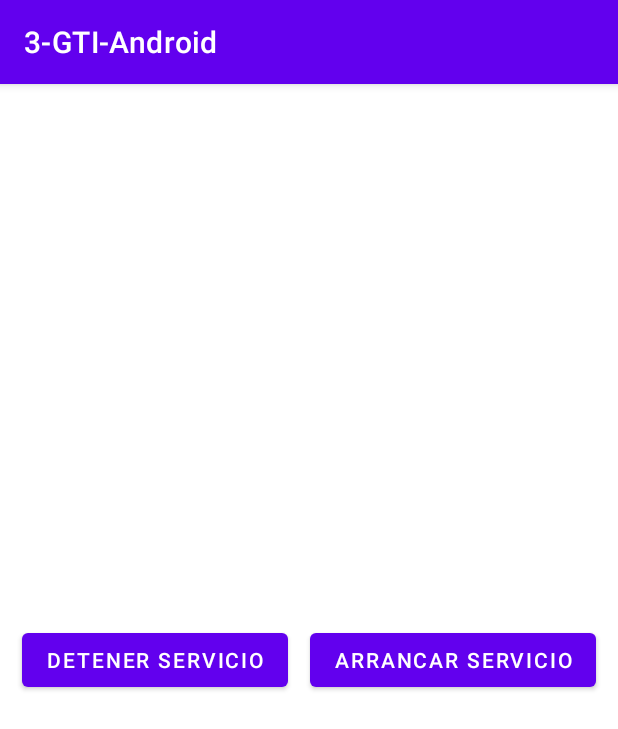
After one commit to jjhr7/3-GTI-Android, an Android app: the MainActivityService screen opened directly, with no data from a screen before it, on a phone screen of 412 x 824 dp. The commit adds this screen. Shown: the top 729 px of the screen. Run offline under Robolectric (Android 15) with nearby library versions, the phone set to English and light mode, and no system bars.

Commit message:
Correccion errores Servicio
Se ha vuelto a añadir el servicio, ya que en el commit anterior daba errores.

```diff
--- a/app/src/main/java/com/jjherram/a3_gti_android/MainActivity.java
+++ b/app/src/main/java/com/jjherram/a3_gti_android/Main/MainActivity.java
@@ -1,5 +1,5 @@
 
-package com.jjherram.a3_gti_android;
+package com.jjherram.a3_gti_android.Main;
 // ------------------------------------------------------------------
 // ------------------------------------------------------------------
 
@@ -12,7 +12,6 @@ import android.bluetooth.le.ScanFilter;
 import android.bluetooth.le.ScanResult;
 import android.content.pm.PackageManager;
 import android.os.Bundle;
-import android.os.ParcelUuid;
 import android.util.Log;
 import android.view.View;
 
@@ -20,8 +19,9 @@ import androidx.appcompat.app.AppCompatActivity;
 import androidx.core.app.ActivityCompat;
 import androidx.core.content.ContextCompat;
 
+import com.jjherram.a3_gti_android.R;
+
 import java.util.List;
-import java.util.UUID;
 
 // ------------------------------------------------------------------
 // ------------------------------------------------------------------
--- /dev/null
+++ b/app/src/main/java/com/jjherram/a3_gti_android/Main/Service/MainActivityService.java
@@ -0,0 +1,67 @@
+package com.jjherram.a3_gti_android.Main.Service;
+
+import androidx.appcompat.app.AppCompatActivity;
+
+import android.os.Bundle;
+
+import com.jjherram.a3_gti_android.R;
+
+import android.content.Intent;
+import android.os.Bundle;
+import android.util.Log;
+import android.view.View;
+
+
+public class MainActivityService extends AppCompatActivity{
+    // ---------------------------------------------------------------------------------------------
+    // ---------------------------------------------------------------------------------------------
+    private static final String ETIQUETA_LOG = ">>>>";
+
+    private Intent elIntentDelServicio = null;
+
+    // ---------------------------------------------------------------------------------------------
+    // ---------------------------------------------------------------------------------------------
+    public void botonArrancarServicioPulsado( View v ) {
+        Log.d(ETIQUETA_LOG, " boton arrancar servicio Pulsado" );
+
+        if ( this.elIntentDelServicio != null ) {
+            // ya estaba arrancado
+            return;
+        }
+
+        Log.d(ETIQUETA_LOG, " MainActivity.constructor : voy a arrancar el servicio");
+
+        this.elIntentDelServicio = new Intent(this, ServicioEscucharBeacons.class);
+
+        this.elIntentDelServicio.putExtra("tiempoDeEspera", (long) 5000);
+        startService( this.elIntentDelServicio );
+
+    } // ()
+
+    // ---------------------------------------------------------------------------------------------
+    // ---------------------------------------------------------------------------------------------
+    public void botonDetenerServicioPulsado( View v ) {
+
+        if ( this.elIntentDelServicio == null ) {
+            // no estaba arrancado
+            return;
+        }
+
+        stopService( this.elIntentDelServicio );
+
+        this.elIntentDelServicio = null;
+
+        Log.d(ETIQUETA_LOG, " boton detener servicio Pulsado" );
+
+
+    } // ()
+
+    @Override
+    protected void onCreate(Bundle savedInstanceState) {
+        super.onCreate(savedInstanceState);
+        setContentView(R.layout.activity_main_service);
+
+        Log.d(ETIQUETA_LOG, " MainActivity.constructor : empieza");
+        Log.d(ETIQUETA_LOG, " MainActivity.constructor : acaba");
+    }
+}
--- a/app/src/main/java/com/jjherram/a3_gti_android/TramaIBeacon.java
+++ b/app/src/main/java/com/jjherram/a3_gti_android/Main/TramaIBeacon.java
@@ -1,5 +1,5 @@
 
-package com.jjherram.a3_gti_android;
+package com.jjherram.a3_gti_android.Main;
 
 import java.util.Arrays;
 
--- a/app/src/main/java/com/jjherram/a3_gti_android/Utilidades.java
+++ b/app/src/main/java/com/jjherram/a3_gti_android/Main/Utilidades.java
@@ -1,4 +1,4 @@
-package com.jjherram.a3_gti_android;
+package com.jjherram.a3_gti_android.Main;
 
 
 import java.math.BigInteger;
--- a/app/src/main/res/layout/activity_main.xml
+++ b/app/src/main/res/layout/activity_main.xml
@@ -5,7 +5,7 @@
     xmlns:tools="http://schemas.android.com/tools"
     android:layout_width="match_parent"
     android:layout_height="match_parent"
-    tools:context=".MainActivity">
+    tools:context=".Main.MainActivity">
 
     <Button
         android:id="@+id/botonBuscarDispositivosBTLE"
--- /dev/null
+++ b/app/src/main/res/layout/activity_main_service.xml
@@ -0,0 +1,34 @@
+<?xml version="1.0" encoding="utf-8"?>
+<androidx.constraintlayout.widget.ConstraintLayout xmlns:android="http://schemas.android.com/apk/res/android"
+    xmlns:app="http://schemas.android.com/apk/res-auto"
+    xmlns:tools="http://schemas.android.com/tools"
+    android:layout_width="match_parent"
+    android:layout_height="match_parent"
+    tools:context=".Main.Service.MainActivityService">
+
+    <Button
+        android:id="@+id/botonBuscarDispositivosBTLE"
+        android:layout_width="wrap_content"
+        android:layout_height="wrap_content"
+        android:onClick="botonArrancarServicioPulsado"
+        android:text="Arrancar Servicio"
+        app:layout_constraintBottom_toBottomOf="parent"
+        app:layout_constraintEnd_toEndOf="parent"
+        app:layout_constraintHorizontal_bias="0.5"
+        app:layout_constraintStart_toEndOf="@+id/botonDetenerBusquedaDispositivosBTLE"
+        app:layout_constraintTop_toTopOf="parent" />
+
+    <Button
+        android:id="@+id/botonDetenerBusquedaDispositivosBTLE"
+        android:layout_width="wrap_content"
+        android:layout_height="wrap_content"
+        android:onClick="botonDetenerServicioPulsado"
+        android:text="Detener Servicio"
+        app:layout_constraintBottom_toBottomOf="parent"
+        app:layout_constraintEnd_toStartOf="@+id/botonBuscarDispositivosBTLE"
+        app:layout_constraintHorizontal_bias="0.5"
+        app:layout_constraintStart_toStartOf="parent"
+        app:layout_constraintTop_toTopOf="parent" />
+
+
+</androidx.constraintlayout.widget.ConstraintLayout>
```
Also changed, not shown: app/src/main/AndroidManifest.xml (+5 -2 lines), app/src/main/java/com/jjherram/a3_gti_android/Main/Service/ServicioEscucharBeacons.java (added, +118 -0 lines).
